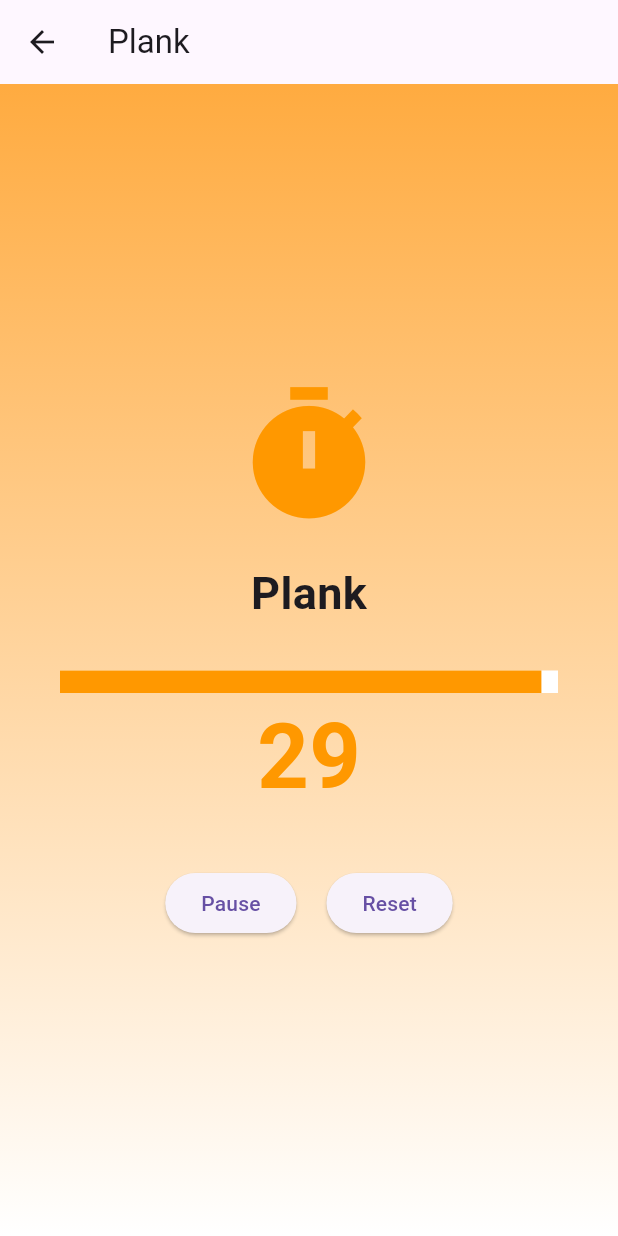
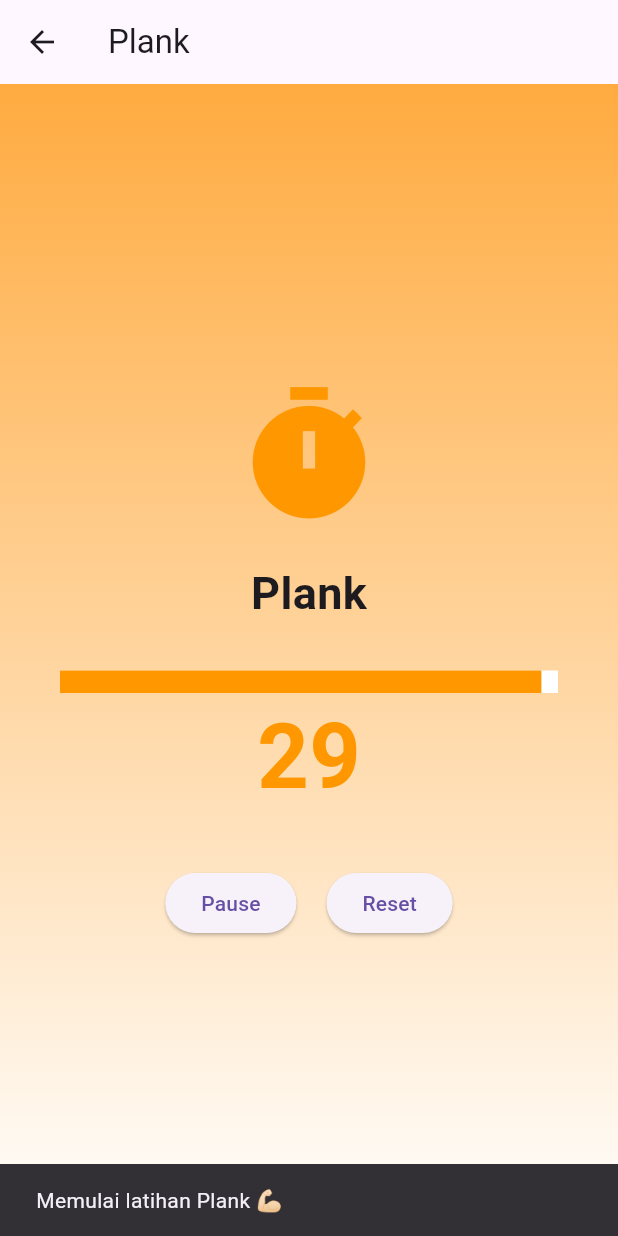
Before and after one commit to kurotulaini17/GiatGym, a Flutter app: the screen it shows after launch, after a tap on "Mulai", on a phone screen of 412 x 824 dp. Run offline on Flutter 3.47's test engine with Material 3 defaults, Android fonts, the phone set to English and light mode, and no system bars.

Commit message:
menambahkan snackbar latihan

```diff
--- a/lib/main.dart
+++ b/lib/main.dart
@@ -51,6 +51,13 @@ class HomePage extends StatelessWidget {
                 style: ElevatedButton.styleFrom(backgroundColor: Colors.orange),
 
                 onPressed: () {
+                  ScaffoldMessenger.of(context).showSnackBar(
+                    SnackBar(
+                      content: Text("Memulai latihan $nama 💪🏻"),
+                      duration: const Duration(seconds: 1),
+                    ),
+                  );
+
                   Navigator.push(
                     context,
                     MaterialPageRoute(
```
